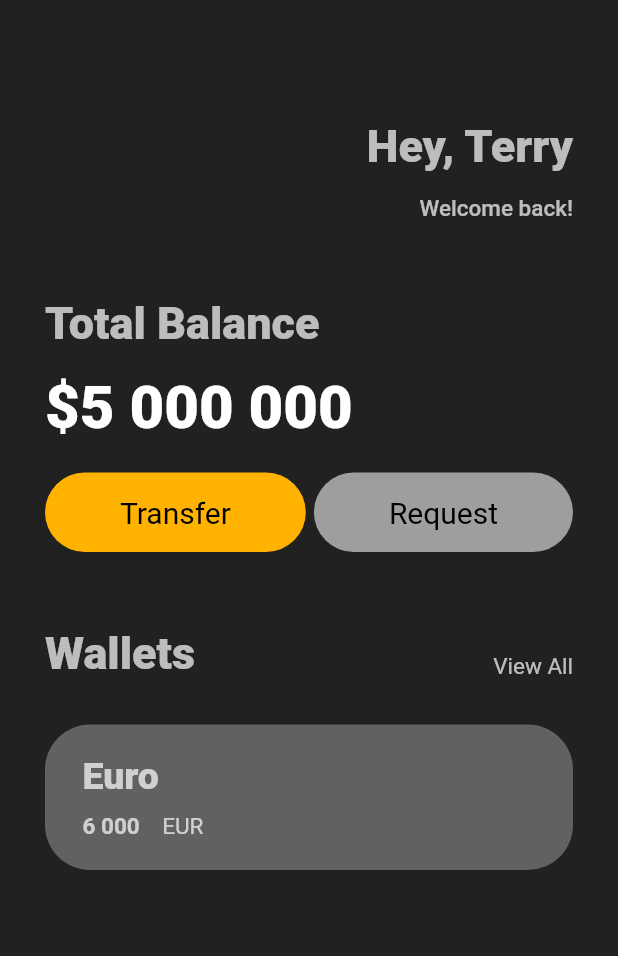
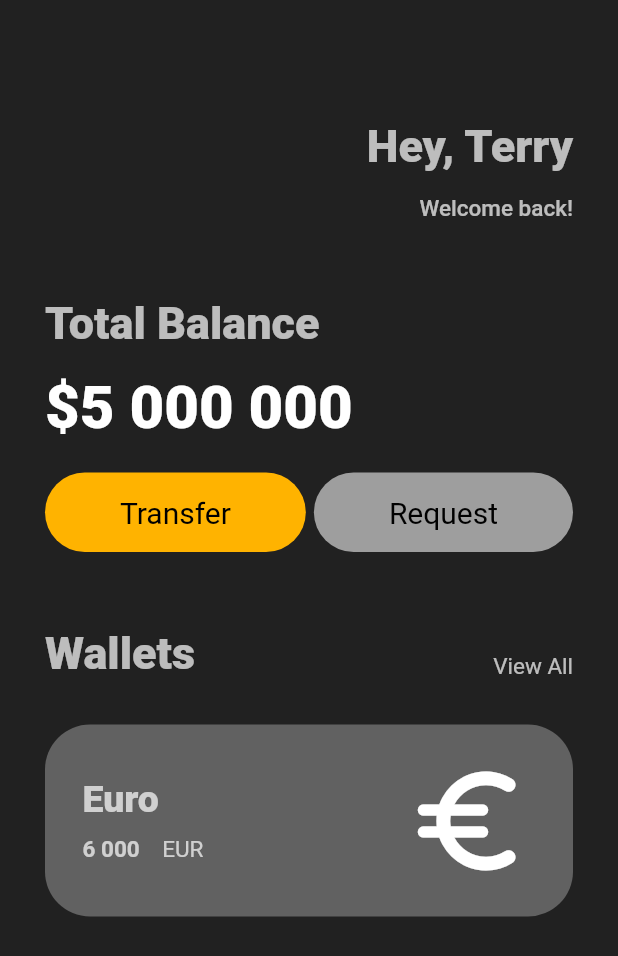
Before and after one commit to geepum/toonflix, a Flutter app: the screen it shows after launch, on a phone screen of 412 x 824 dp. Shown: the top 956 px of the screen. Run offline on Flutter 3.47's test engine with Material 2 defaults, Android fonts, the phone set to English and light mode, and no system bars.

Commit message:
unfinished 3.7 Icons and Transforms

```diff
--- a/lib/main.dart
+++ b/lib/main.dart
@@ -133,7 +133,10 @@ class MyApp extends StatelessWidget {
                     vertical: 20.0,
                     horizontal: 25.0,
                   ),
-                  child: Column(
+                  child: Row(
+                    mainAxisAlignment: MainAxisAlignment.spaceBetween,
+                    children: [
+                      Column(
                         crossAxisAlignment: CrossAxisAlignment.start,
                         children: [
                           const Text(
@@ -169,7 +172,14 @@ class MyApp extends StatelessWidget {
                                 ),
                               ),
                             ],
-                      )
+                          ),
+                        ],
+                      ),
+                      const Icon(
+                        Icons.euro_rounded,
+                        color: Colors.white,
+                        size: 88,
+                      ),
                     ],
                   ),
                 ),
```
Lines whose indentation alone changed are shown as unchanged.
